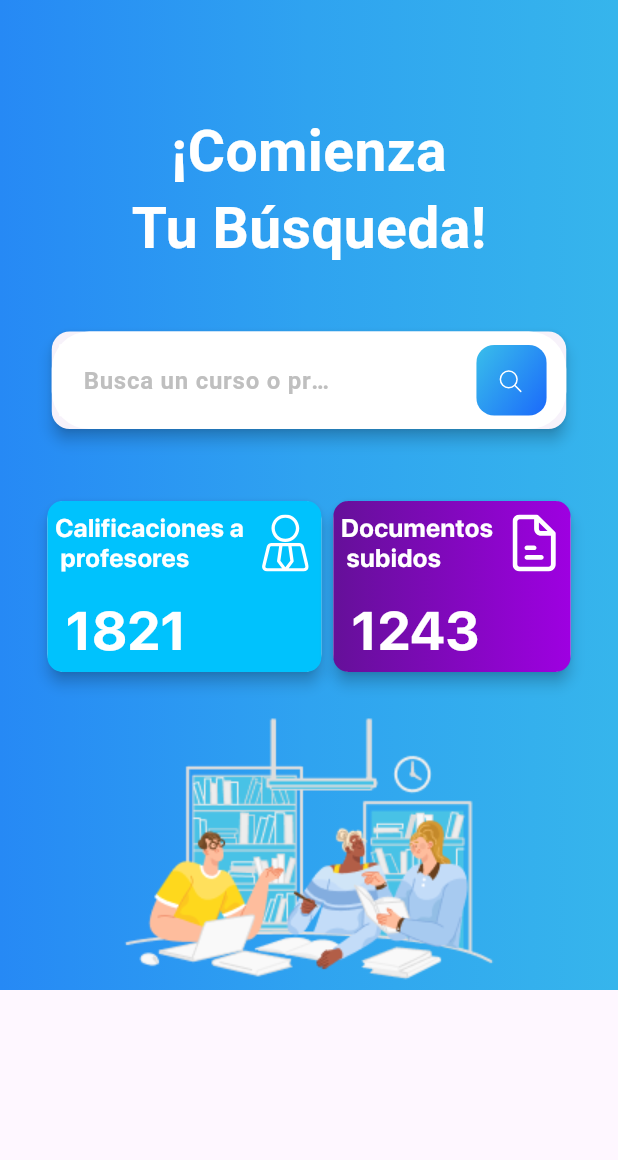
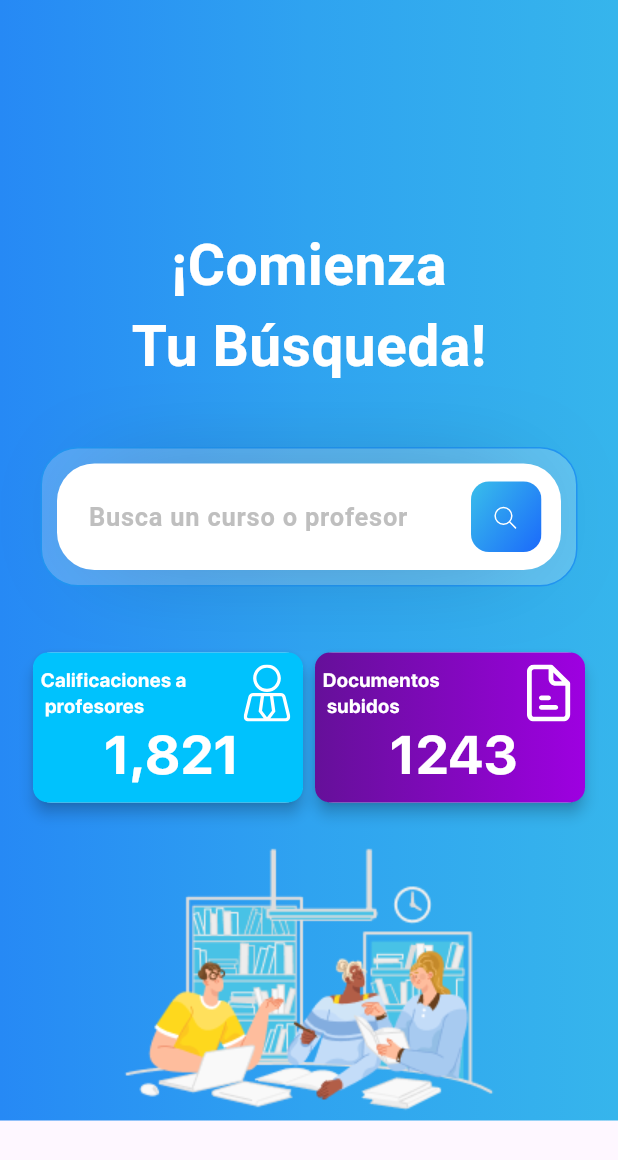
Before and after one commit to CORP-JDP-WABU/FRONTEND.MOVIL.FLUTTER, a Flutter app: the SearchScreen screen opened directly, on a phone screen of 412 x 824 dp. Shown: the top 1160 px of the screen. Run offline on Flutter 3.47's test engine with Material 3 defaults, Android fonts, the phone set to English and light mode, and no system bars; our stand-ins replace dartz, dio, flutter_card_swiper, flutter_rating_bar, flutter_riverpod, flutter_svg and 8 more; missing offline and left inert: encrypt; accounts and stored records are empty; generated files the repository leaves out were written again; network calls fail; Roboto replaces fonts that are missing (Gotham Rounded, SF Pro Display); project files that could hold a hidden picture were left out.

Commit message:
fixed  AU-510  AU-519

```diff
--- a/lib/features/search/presentation/views/search_result.dart
+++ b/lib/features/search/presentation/views/search_result.dart
@@ -53,9 +53,7 @@ class _SearchResult extends State<SearchResult>
               child: Row(
                 mainAxisAlignment: MainAxisAlignment.center,
                 children: [
-                  Card(
-                    elevation: 4.0,
-                    child: Container(
+                  Container(
                       padding: const EdgeInsets.symmetric(horizontal: 5.0),
                       height: 65,
                       width: 343,
@@ -107,7 +105,7 @@ class _SearchResult extends State<SearchResult>
                         ],
                       ),
                     ),
-                  ),
+
                   SizedBox(width: 10),
                 ],
               ),
--- a/lib/features/search/presentation/views/search_screen.dart
+++ b/lib/features/search/presentation/views/search_screen.dart
@@ -57,9 +57,9 @@ class _SearchScreen extends State<SearchScreen> {
         child: Center(
           child: Column(
             mainAxisAlignment: MainAxisAlignment.center,
+            crossAxisAlignment: CrossAxisAlignment.center,
             children: [
-              const SizedBox(height: 50),
-              const SizedBox(height: 25),
+              const SizedBox(height: 150),
               Center(
                 child: Text(
                   '¡Comienza',
@@ -67,7 +67,6 @@ class _SearchScreen extends State<SearchScreen> {
                     color: Colors.white,
                     fontFamily: 'Gotham Rounded',
                     fontSize: 38,
-                    height: 31 / 23,
                     fontWeight: FontWeight.bold,
                   ),
                 ),
@@ -79,21 +78,37 @@ class _SearchScreen extends State<SearchScreen> {
                     color: Colors.white,
                     fontFamily: 'Gotham Rounded',
                     fontSize: 38,
-                    height: 31 / 23,
                     fontWeight: FontWeight.bold,
                   ),
                 ),
               ),
               const SizedBox(height: 40),
               Row(mainAxisAlignment: MainAxisAlignment.center, children: [
-                Card(
-                  elevation: 4.0,
+                Container(
+                  padding: EdgeInsets.all(10),
+                  height: 93,
+                  width: 358,
+                  decoration: BoxDecoration(
+                      color: Color.fromRGBO(255, 255, 255, 0.21),
+                      border: Border.all(color: Colors.blue),
+                      borderRadius: BorderRadius.vertical(
+                          top: Radius.circular(25),
+                          bottom: Radius.circular(25))),
                   child: Container(
                     padding: const EdgeInsets.symmetric(horizontal: 5.0),
                     height: 65,
                     width: 343,
                     decoration: BoxDecoration(
                         color: Colors.white,
+                        boxShadow: [
+                          BoxShadow(
+                            color: Colors.black,
+                            spreadRadius:
+                                -30, // Establece un valor negativo para que la sombra se expanda hacia dentro del contenedor
+                            blurRadius: 60,
+                            offset: Offset(0, 0), // Sin desplazamiento
+                          ),
+                        ],
                         borderRadius: BorderRadius.vertical(
                             top: Radius.circular(25),
                             bottom: Radius.circular(25))),
@@ -102,22 +117,21 @@ class _SearchScreen extends State<SearchScreen> {
                       children: [
                         Expanded(
                           child: Padding(
-                            padding: EdgeInsets.only(right: 65),
+                            padding: EdgeInsets.only(right: 15),
                             child: TextField(
                               controller: _controller,
                               decoration: InputDecoration(
-                                hintText: 'Busca un curso o profesor...',
+                                  hintText: 'Busca un curso o profesor',
                                   hintStyle: TextStyle(
                                     color: Color.fromRGBO(191, 191, 191, 1.000),
-                                  fontFamily: 'Gotham Rounded',
-                                  fontSize: 16,
+                                    fontFamily: 'SF Pro Display',
+                                    fontSize: 17,
                                     height: 20 / 17,
                                     fontWeight: FontWeight.bold,
                                   ),
                                   border: InputBorder.none,
                                   filled: true,
-                                fillColor: Colors.white,
-                              ),
+                                  fillColor: Colors.white),
                             ),
                           ),
                         ),
@@ -131,7 +145,7 @@ class _SearchScreen extends State<SearchScreen> {
                       ],
                     ),
                   ),
-                ),
+                )
               ]),
               const SizedBox(height: 40),
               Row(
@@ -140,6 +154,8 @@ class _SearchScreen extends State<SearchScreen> {
                   Card(
                       elevation: 4.0,
                       child: Container(
+                          width: 180,
+                          height: 100,
                           padding: const EdgeInsets.symmetric(
                               vertical: 8.0, horizontal: 5.0),
                           decoration: BoxDecoration(
@@ -158,8 +174,8 @@ class _SearchScreen extends State<SearchScreen> {
                                         style: TextStyle(
                                           color: Colors.white,
                                           fontFamily: 'SFProDisplay',
-                                          fontSize: 17,
-                                          height: 20 / 17,
+                                          fontSize: 13,
+                                          height: 17 / 13,
                                           fontWeight: FontWeight.bold,
                                         )),
                                     Padding(
@@ -173,21 +189,18 @@ class _SearchScreen extends State<SearchScreen> {
                                     ),
                                   ],
                                 ),
-                                SizedBox(
-                                  height: 18,
-                                ),
                                 Row(
                                   mainAxisAlignment: MainAxisAlignment.center,
                                   children: [
                                     Padding(
                                         padding: EdgeInsets.only(
                                             left: 7.0, right: 2.0),
-                                        child: Text('1821',
+                                        child: Text('1,821',
                                             style: TextStyle(
                                               color: Colors.white,
                                               fontFamily: 'SFProDisplay',
                                               fontSize: 36,
-                                              height: 40 / 36,
+                                              height: 40 / 33,
                                               fontWeight: FontWeight.bold,
                                             )))
                                   ],
@@ -196,6 +209,8 @@ class _SearchScreen extends State<SearchScreen> {
                   Card(
                       elevation: 4.0,
                       child: Container(
+                          width: 180,
+                          height: 100,
                           padding: const EdgeInsets.symmetric(
                               vertical: 8.0, horizontal: 5.0),
                           decoration: BoxDecoration(
@@ -221,8 +236,8 @@ class _SearchScreen extends State<SearchScreen> {
                                         style: TextStyle(
                                           color: Colors.white,
                                           fontFamily: 'SFProDisplay',
-                                          fontSize: 17,
-                                          height: 20 / 17,
+                                          fontSize: 13,
+                                          height: 17 / 13,
                                           fontWeight: FontWeight.bold,
                                         )),
                                     Padding(
@@ -236,9 +251,6 @@ class _SearchScreen extends State<SearchScreen> {
                                     ),
                                   ],
                                 ),
-                                SizedBox(
-                                  height: 18,
-                                ),
                                 Row(
                                   mainAxisAlignment: MainAxisAlignment.center,
                                   children: [
@@ -250,7 +262,7 @@ class _SearchScreen extends State<SearchScreen> {
                                               color: Colors.white,
                                               fontFamily: 'SFProDisplay',
                                               fontSize: 36,
-                                              height: 40 / 36,
+                                              height: 40 / 33,
                                               fontWeight: FontWeight.bold,
                                             )))
                                   ],
```
Also changed, not shown: lib/features/search/teachers_tab_container.dart (+36 -29 lines). Lines whose indentation alone changed are shown as unchanged.
